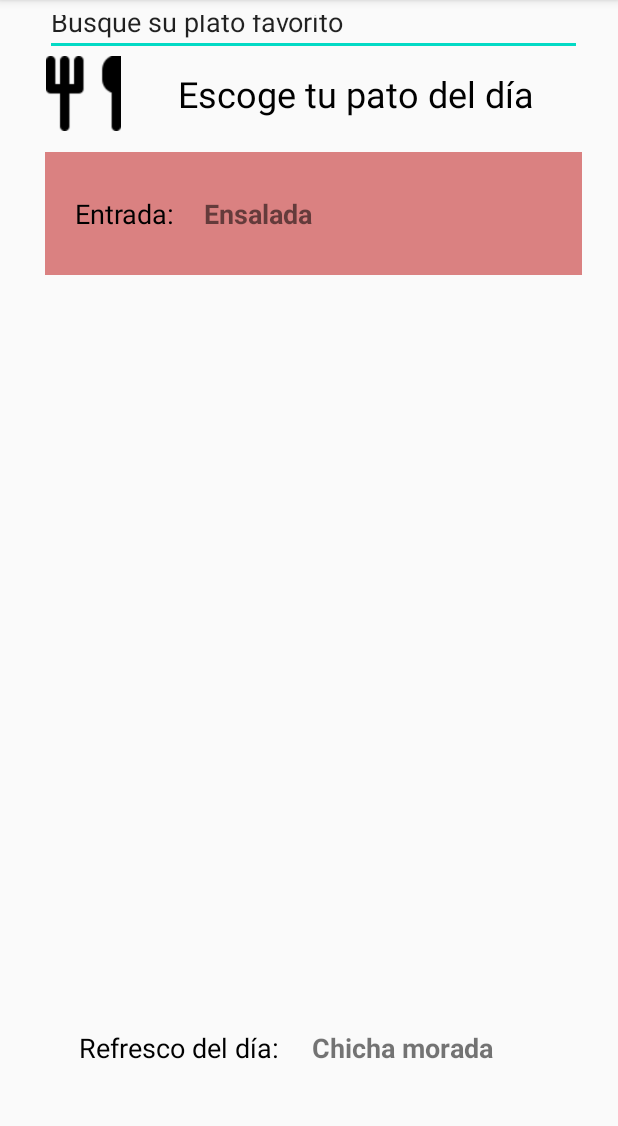
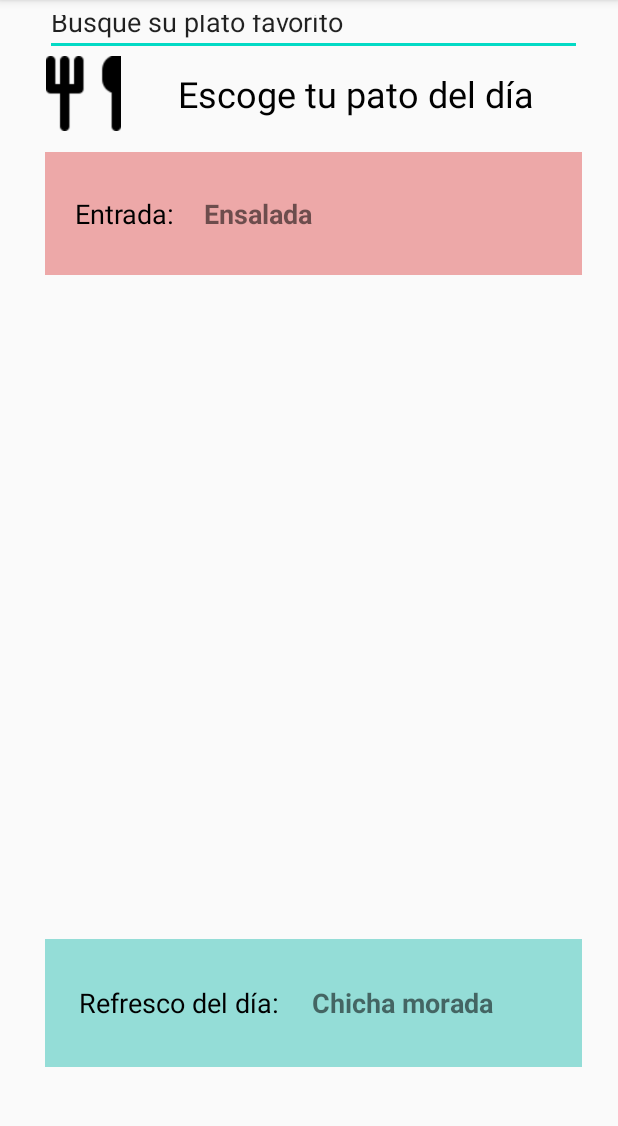
Before and after one commit to francocabanillas/copypasteapp, an Android app: the FoodActivity screen opened directly, with no data from a screen before it, on a phone screen of 412 x 824 dp, the part 84-1210 px from its top. Run offline under Robolectric (Android 15) with nearby library versions, the phone set to English and light mode, and no system bars; Roboto replaces fonts that are not available here.

Commit message:
Cambios de diseño

```diff
--- a/app/src/main/res/layout/activity_food.xml
+++ b/app/src/main/res/layout/activity_food.xml
@@ -68,7 +68,7 @@
         <LinearLayout
             android:layout_width="match_parent"
             android:layout_height="82dp"
-            android:background="#DA8181">
+            android:background="#EDA8A8">
 
             <TextView
                 android:id="@+id/textView20"
@@ -91,13 +91,19 @@
                 android:textStyle="bold" />
         </LinearLayout>
 
+        <LinearLayout
+            android:layout_width="match_parent"
+            android:layout_height="31dp"
+            android:orientation="vertical"></LinearLayout>
+
         <androidx.recyclerview.widget.RecyclerView
             android:layout_width="match_parent"
-            android:layout_height="446dp" />
+            android:layout_height="411dp" />
 
         <LinearLayout
             android:layout_width="match_parent"
-            android:layout_height="match_parent"
+            android:layout_height="85dp"
+            android:background="#94DDD7"
             android:orientation="horizontal">
 
             <TextView
@@ -121,6 +127,8 @@
                 android:textSize="18sp"
                 android:textStyle="bold" />
         </LinearLayout>
+
+
     </LinearLayout>
 
     <LinearLayout
--- a/app/src/main/res/layout/activity_profile.xml
+++ b/app/src/main/res/layout/activity_profile.xml
@@ -81,6 +81,7 @@
                     android:layout_width="match_parent"
                     android:layout_height="wrap_content"
                     android:ems="10"
+                    android:enabled="false"
                     android:fontFamily="@font/roboto_light"
                     android:inputType="textPersonName"
                     android:text="fakonfu@gmail.com" />
@@ -100,6 +101,7 @@
                     android:layout_width="match_parent"
                     android:layout_height="wrap_content"
                     android:ems="10"
+                    android:enabled="false"
                     android:inputType="textPersonName"
                     android:text="999666999" />
 
@@ -118,6 +120,7 @@
                     android:layout_width="match_parent"
                     android:layout_height="wrap_content"
                     android:ems="10"
+                    android:enabled="false"
                     android:fontFamily="@font/roboto_light"
                     android:inputType="textPersonName"
                     android:text="30/08/2020" />
--- a/app/src/main/res/layout/activity_resetpassword.xml
+++ b/app/src/main/res/layout/activity_resetpassword.xml
@@ -60,7 +60,8 @@ tools:context=".ui.ResetpasswordActivity">
                 android:layout_height="wrap_content"
                 android:ems="10"
                 android:fontFamily="@font/roboto_light"
-                android:inputType="textPersonName" />
+                android:inputType="textEmailAddress"
+                android:maxLength="50" />
 
             <ImageView
                 android:id="@+id/imageView2"
```
